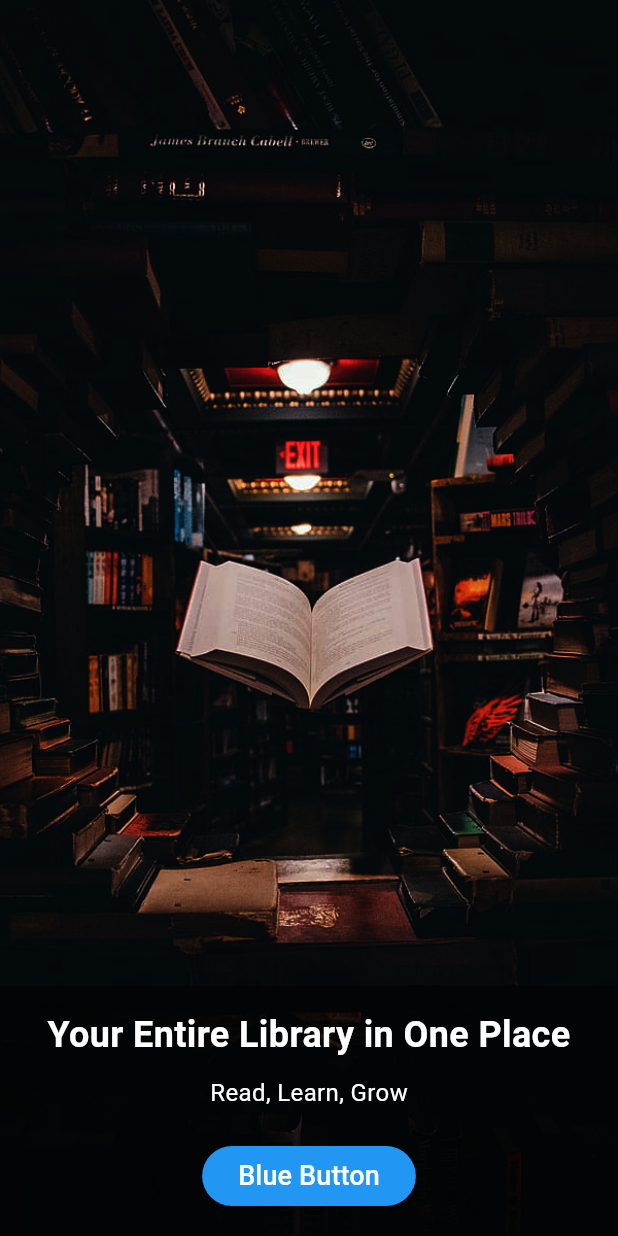
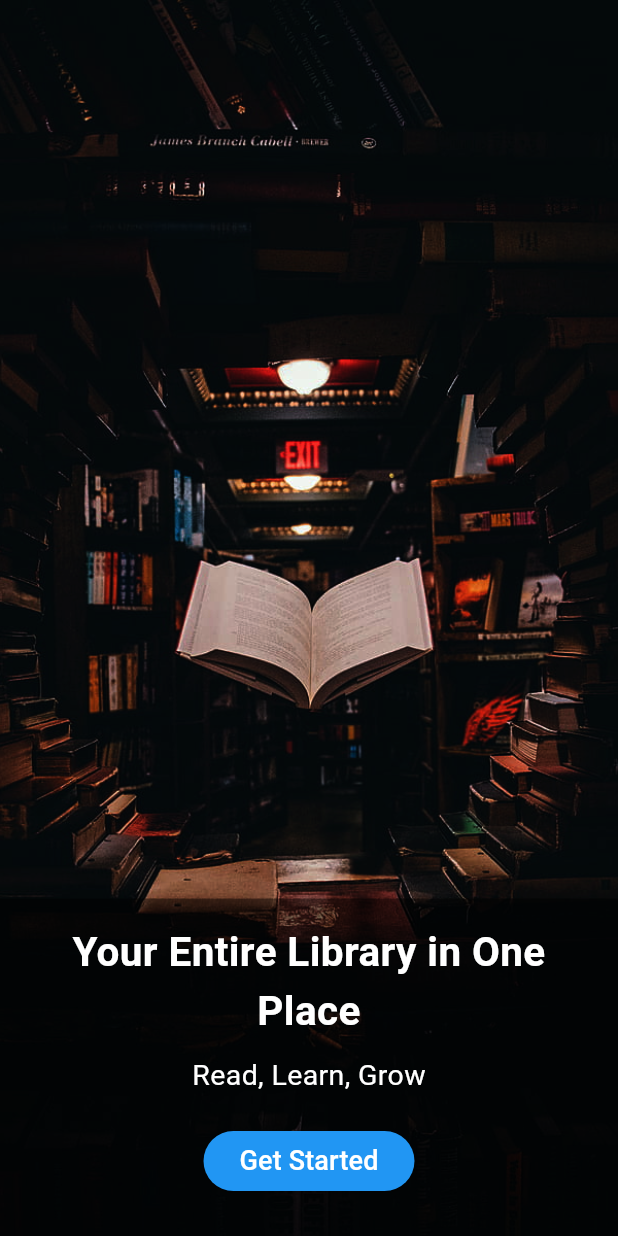
Before and after one commit to RodolfoMRibeiro/QuickRead, a Flutter app: the screen it shows after launch, on a phone screen of 412 x 824 dp. Run offline on Flutter 3.47's test engine with Material 2 defaults, Android fonts, the phone set to English and light mode, and no system bars.

Commit message:
refact: ajust welcome page layout

```diff
--- a/lib/features/authentication/view/widgets/welcome_page.dart
+++ b/lib/features/authentication/view/widgets/welcome_page.dart
@@ -28,11 +28,12 @@ class WelcomePage extends StatelessWidget {
               padding: const EdgeInsets.all(16.0),
               child: Column(
                 mainAxisSize: MainAxisSize.min,
+                mainAxisAlignment: MainAxisAlignment.spaceBetween,
                 children: [
                   const Text(
                     "Your Entire Library in One Place",
                     style: TextStyle(
-                      fontSize: 24, // Adjust the font size as needed
+                      fontSize: 27, // Adjust the font size as needed
                       color: Colors.white, // Set the text color
                       fontWeight:
                           FontWeight.bold, // Adjust the font weight as needed
@@ -40,24 +41,25 @@ class WelcomePage extends StatelessWidget {
                     textAlign: TextAlign.center, // Center the text horizontally
                   ),
                   const SizedBox(
-                      height: 10), // Add some spacing between the texts
+                    height: 10,
+                  ), // Add some spacing between the texts
                   const Text(
                     "Read, Learn, Grow",
                     style: TextStyle(
-                      fontSize: 16, // Adjust the font size as needed
+                      fontSize: 19, // Adjust the font size as needed
                       color: Colors.white, // Set the text color
                     ),
                   ),
                   const SizedBox(
-                      height:
-                          20), // Add some spacing between the texts and the button
+                    height: 20,
+                  ), // Add some spacing between the texts and the button
                   ElevatedButton(
                     onPressed: () {
                       // Navigate to the second page with custom transition
                       Navigator.push(
                         context,
                         SlideUpPageRoute(
-                          builder: (context) => LoginPage(),
+                          builder: (context) => const LoginPage(),
                         ),
                       );
                     },
@@ -66,12 +68,15 @@ class WelcomePage extends StatelessWidget {
                           Colors.blue, // Set the button's background color
                     ),
                     child: const Text(
-                      "Blue Button",
+                      "Get Started",
                       style: TextStyle(
                         fontSize: 18, // Adjust the font size as needed
                         color: Colors.white, // Set the text color
                       ),
                     ),
+                  ),
+                  const SizedBox(
+                    height: 10,
                   )
                 ],
               ),
```
